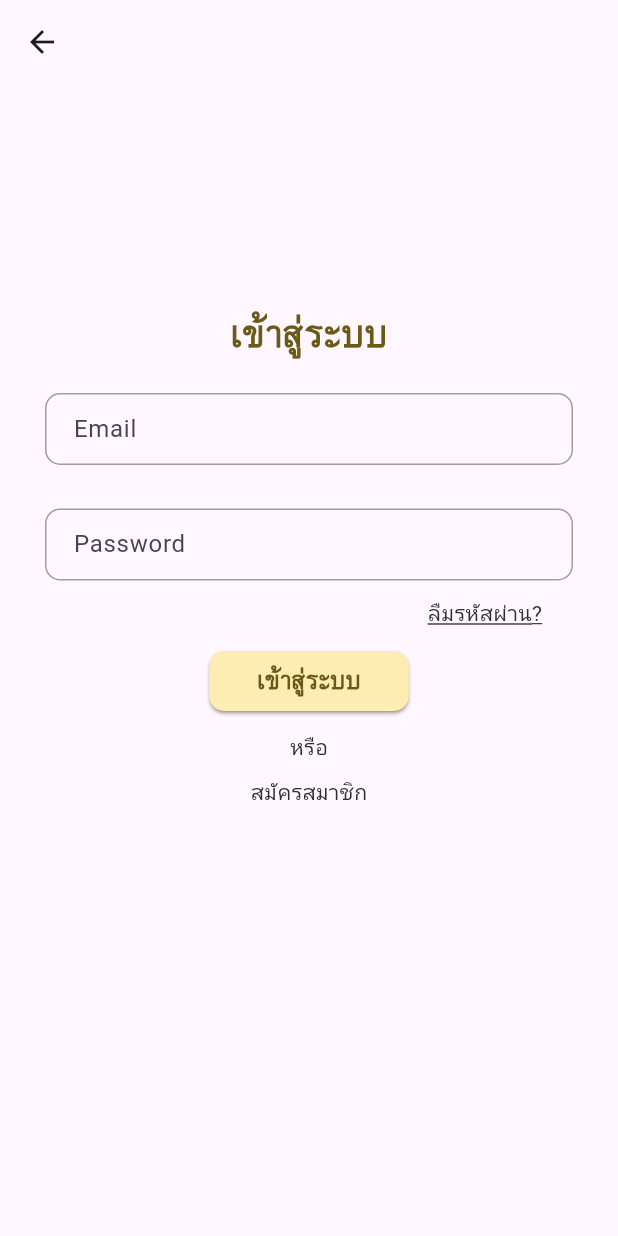
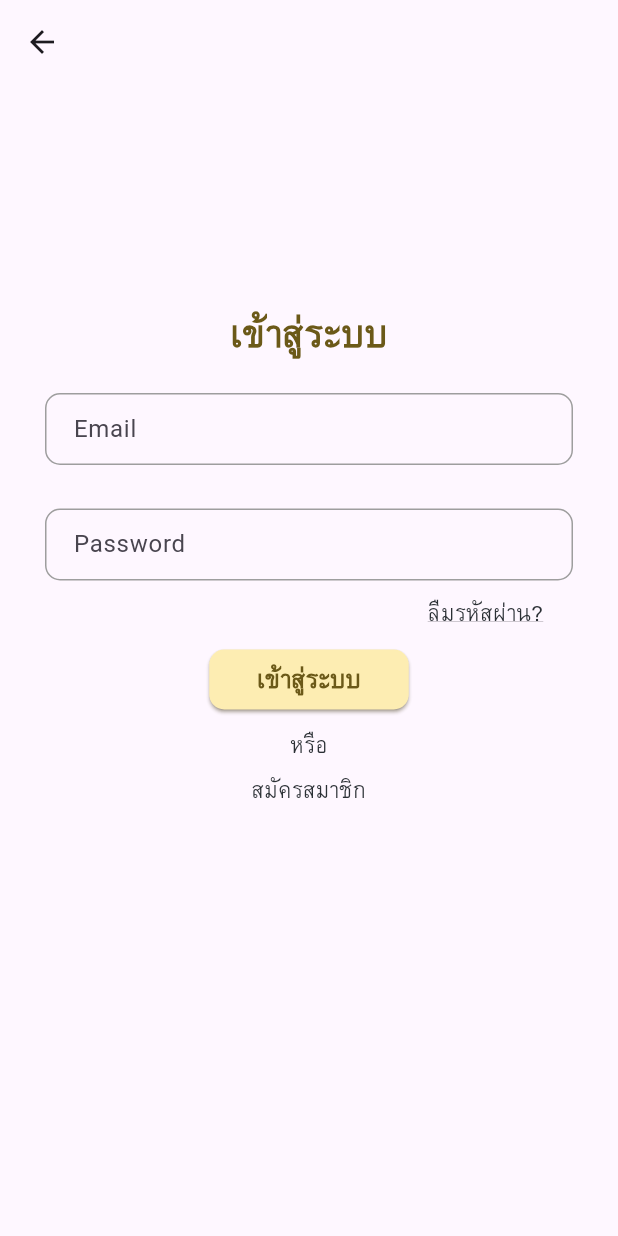
Before and after one commit to magomie/Health-reminders, a Flutter app: the screen it shows after launch, after a tap on "เข้าสู่ระบบ", on a phone screen of 412 x 824 dp. Run offline on Flutter 3.47's test engine with Material 3 defaults, Android fonts, the phone set to English and light mode, and no system bars.

Commit message:
แก้ฟอร์น
Co-Authored-By: NEO <75066153+N3O-N@users.noreply.github.com>

```diff
--- a/health_reminders/lib/pages/login.dart
+++ b/health_reminders/lib/pages/login.dart
@@ -87,6 +87,7 @@
                           child: Text('ลืมรหัสผ่าน?', style: TextStyle(
                               color: const Color.fromARGB(255, 43, 48, 53), // You can change the color as needed
                               decoration: TextDecoration.underline,
+                              fontFamily: 'Garuda',
                               fontSize: 14,
 
                             ),
@@ -117,6 +118,7 @@
                           child: Text('หรือ', style: TextStyle(
                               color: const Color.fromARGB(255, 43, 48, 53), // You can change the color as needed
                               fontSize: 14,
+                              fontFamily: 'Garuda',
 
                             ),
                           ),
@@ -132,6 +134,7 @@
                           child: Text('สมัครสมาชิก', style: TextStyle(
                               color: const Color.fromARGB(255, 43, 48, 53), // You can change the color as needed
                               fontSize: 14,
+                              fontFamily: 'Garuda',
                           ),
                         ),
                       ),
```
